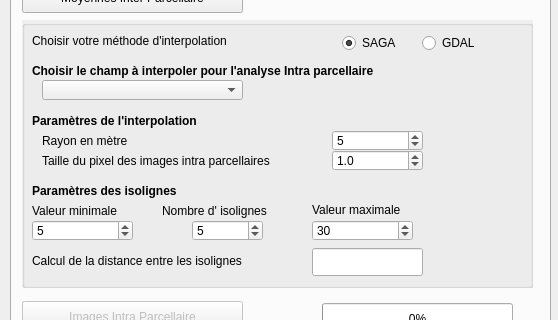
Above: Physiocap_dialog_base.ui from jhemmi/QgisPhysiocapPlugin before the change; both pictures show x 0 to 558 and y 261 to 581 of the 558 by 702 pixel window. Below: the same form after it.
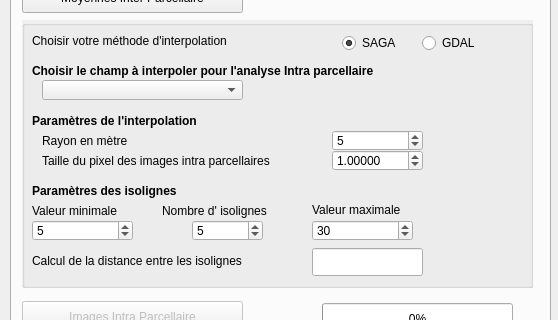
That is the form after the change. The open tabs and pages were chosen to show the change.

```diff
--- a/Physiocap_dialog_base.ui
+++ b/Physiocap_dialog_base.ui
@@ -1246,10 +1246,10 @@
        </rect>
       </property>
       <property name="decimals">
-       <number>1</number>
+       <number>5</number>
       </property>
       <property name="minimum">
-       <double>0.200000000000000</double>
+       <double>0.000010000000000</double>
       </property>
       <property name="maximum">
        <double>5.000000000000000</double>
```
